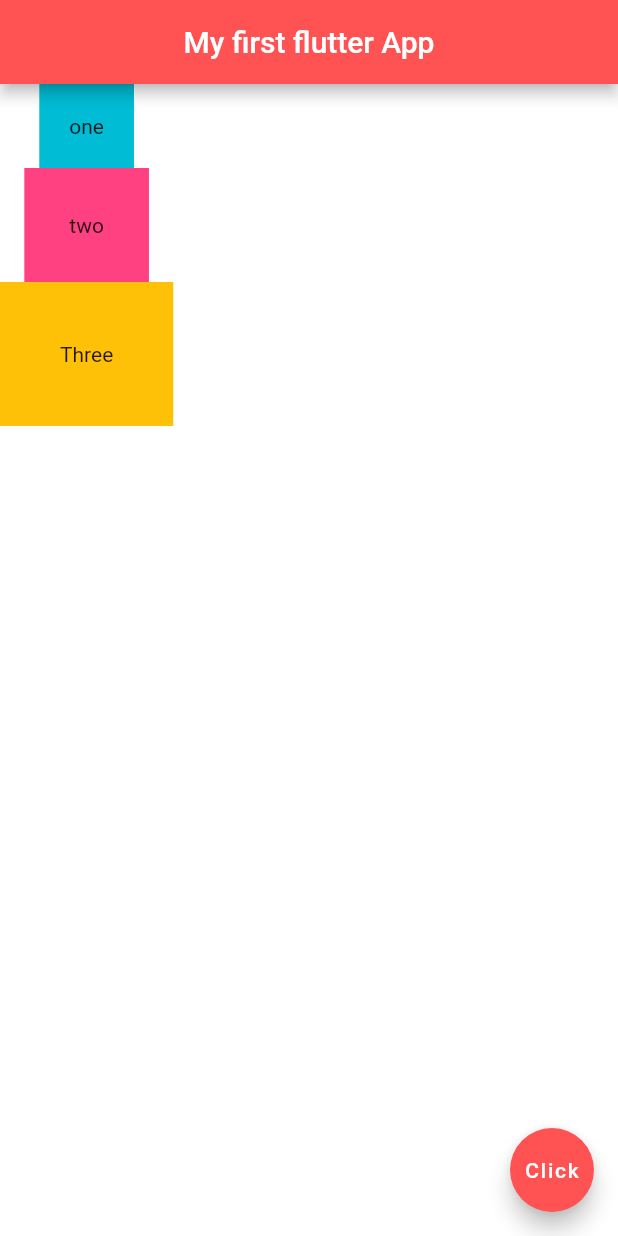
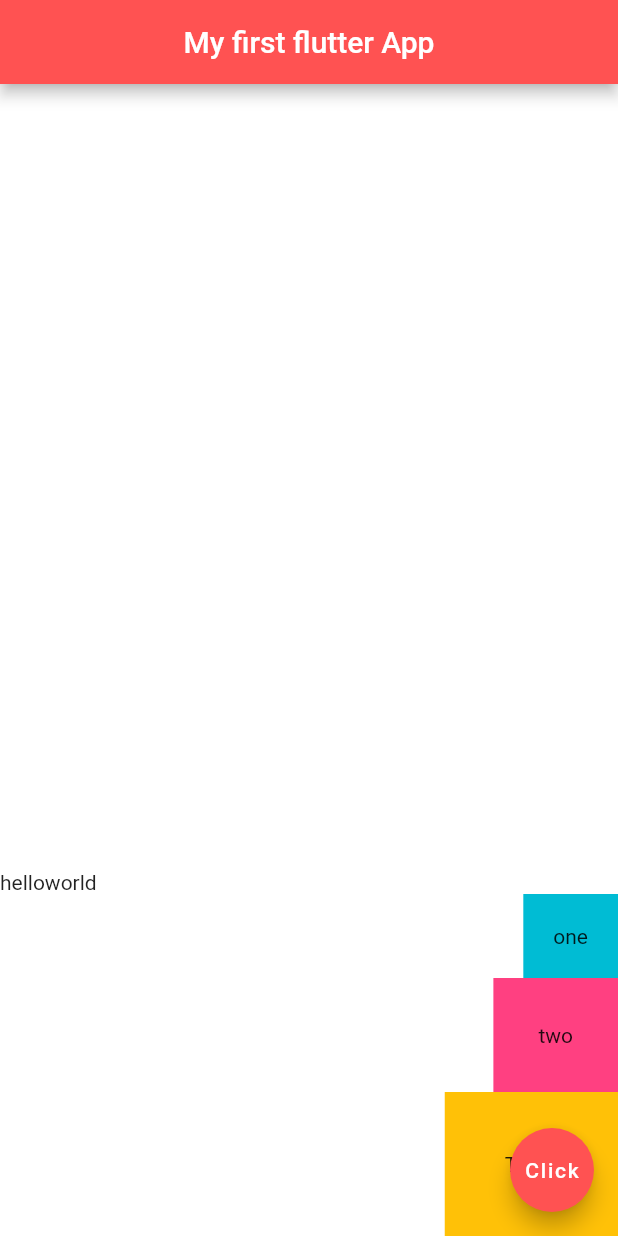
Before and after one commit to Lakshan555/FlutterTest, a Flutter app: the screen it shows after launch, on a phone screen of 412 x 824 dp. Run offline on Flutter 3.47's test engine with Material 2 defaults, Android fonts, the phone set to English and light mode, and no system bars.

Commit message:
Column(with row MainAxisAlignment,CrossAxisAlignment)

```diff
--- a/lib/main.dart
+++ b/lib/main.dart
@@ -16,7 +16,16 @@ class Home extends StatelessWidget {
       ),
 
       body:Column(
+        mainAxisAlignment: MainAxisAlignment.end,
+        crossAxisAlignment: CrossAxisAlignment.end,
+
         children: [
+          Row(
+            children: [
+              Text('hello'),
+              Text("world")
+            ],
+          ),
           Container(
             padding: EdgeInsets.all(20),
             color: Colors.cyan,
@@ -24,6 +33,7 @@ class Home extends StatelessWidget {
           ),
           Container(
             padding: EdgeInsets.all(30),
+
             color: Colors.pinkAccent,
             child: Text('two'),
           ),
```
